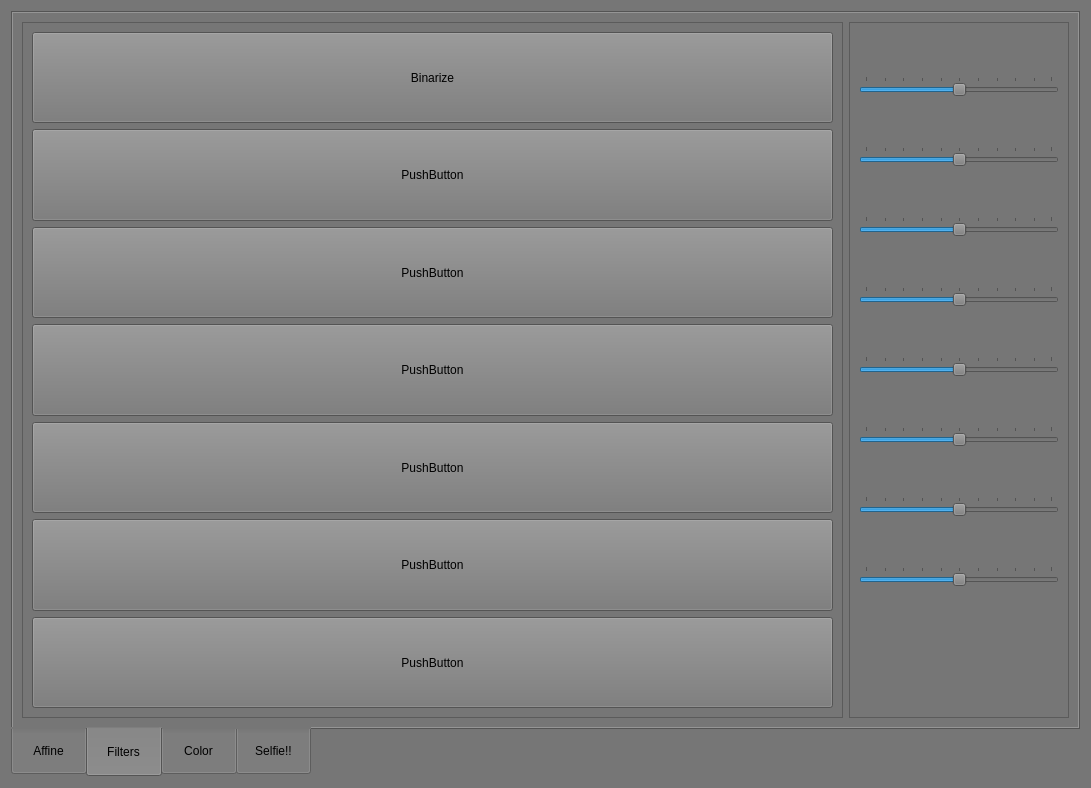
Old version of the form App/ImageRIT/panel.ui in the repository natedileas/ImageRIT.
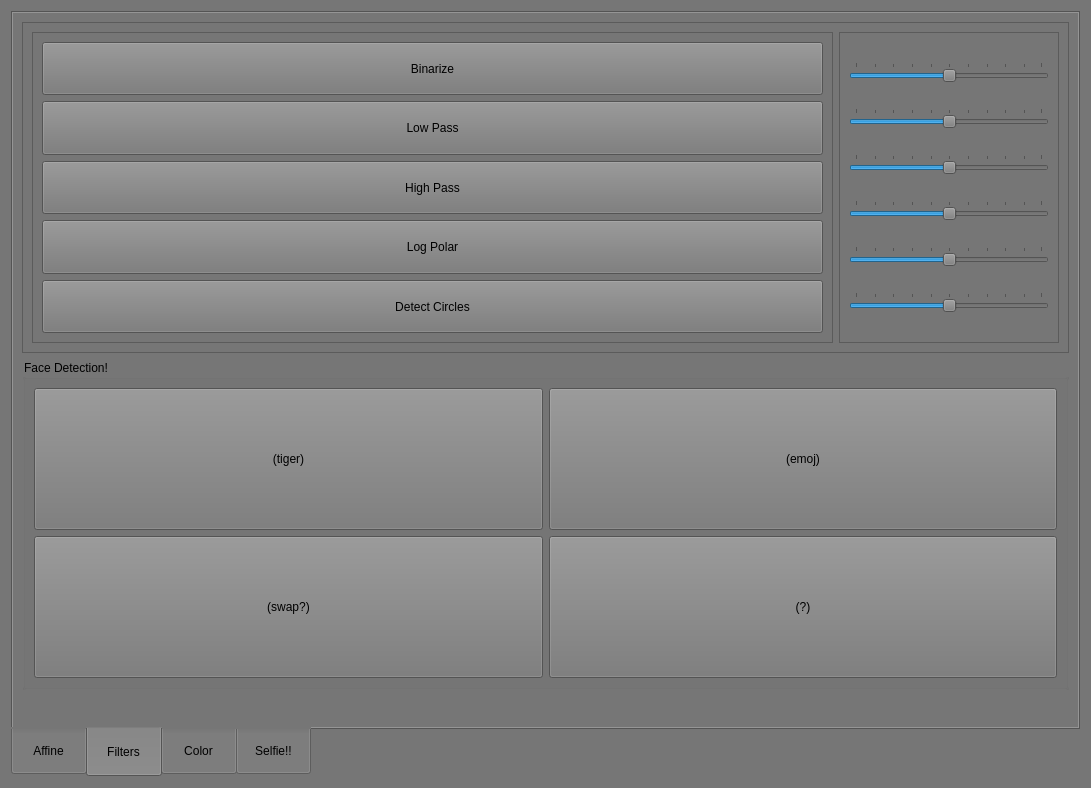
New version of the form. The open tabs and pages were chosen to show the change. Icons and pictures are not drawn.

Commit message: blocking out of filter screen buttons

Diff of the .ui file:
```diff
--- a/App/ImageRIT/panel.ui
+++ b/App/ImageRIT/panel.ui
@@ -19,8 +19,8 @@
   <property name="styleSheet">
    <string notr="true">background-color: rgb(118, 118, 118);</string>
   </property>
-  <layout class="QGridLayout" name="gridLayout_2">
-   <item row="0" column="0">
+  <layout class="QVBoxLayout" name="verticalLayout_13">
+   <item>
     <widget class="QTabWidget" name="tabWidget">
      <property name="enabled">
       <bool>true</bool>
@@ -272,8 +272,17 @@
       <attribute name="title">
        <string>Filters</string>
       </attribute>
-      <layout class="QGridLayout" name="gridLayout_9">
-       <item row="0" column="0">
+      <layout class="QVBoxLayout" name="verticalLayout_14">
+       <item>
+        <widget class="QFrame" name="frame_7">
+         <property name="frameShape">
+          <enum>QFrame::StyledPanel</enum>
+         </property>
+         <property name="frameShadow">
+          <enum>QFrame::Raised</enum>
+         </property>
+         <layout class="QHBoxLayout" name="horizontalLayout_4">
+          <item>
         <widget class="QFrame" name="frame_2">
          <property name="baseSize">
           <size>
@@ -316,7 +325,7 @@
              </sizepolicy>
             </property>
             <property name="text">
-             <string>PushButton</string>
+                <string>Low Pass</string>
             </property>
            </widget>
           </item>
@@ -329,20 +338,7 @@
              </sizepolicy>
             </property>
             <property name="text">
-             <string>PushButton</string>
-            </property>
-           </widget>
-          </item>
-          <item>
-           <widget class="QPushButton" name="pushButton_5">
-            <property name="sizePolicy">
-             <sizepolicy hsizetype="Expanding" vsizetype="Expanding">
-              <horstretch>0</horstretch>
-              <verstretch>0</verstretch>
-             </sizepolicy>
-            </property>
-            <property name="text">
-             <string>PushButton</string>
+                <string>High Pass</string>
             </property>
            </widget>
           </item>
@@ -355,12 +351,12 @@
              </sizepolicy>
             </property>
             <property name="text">
-             <string>PushButton</string>
+                <string>Log Polar</string>
             </property>
            </widget>
           </item>
           <item>
-           <widget class="QPushButton" name="pushButton_3">
+              <widget class="QPushButton" name="pushButton_5">
             <property name="sizePolicy">
              <sizepolicy hsizetype="Expanding" vsizetype="Expanding">
               <horstretch>0</horstretch>
@@ -368,27 +364,14 @@
              </sizepolicy>
             </property>
             <property name="text">
-             <string>PushButton</string>
-            </property>
-           </widget>
-          </item>
-          <item>
-           <widget class="QPushButton" name="pushButton_2">
-            <property name="sizePolicy">
-             <sizepolicy hsizetype="Expanding" vsizetype="Expanding">
-              <horstretch>0</horstretch>
-              <verstretch>0</verstretch>
-             </sizepolicy>
-            </property>
-            <property name="text">
-             <string>PushButton</string>
+                <string>Detect Circles</string>
             </property>
            </widget>
           </item>
          </layout>
         </widget>
        </item>
-       <item row="0" column="1">
+          <item>
         <widget class="QFrame" name="frame_5">
          <property name="frameShape">
           <enum>QFrame::StyledPanel</enum>
@@ -607,75 +590,74 @@
             </property>
            </widget>
           </item>
-          <item row="7" column="0">
-           <widget class="QSlider" name="horizontalSlider_8">
+            </layout>
+           </widget>
+          </item>
+         </layout>
+        </widget>
+       </item>
+       <item>
+        <widget class="QGroupBox" name="groupBox">
+         <property name="title">
+          <string>Face Detection!</string>
+         </property>
+         <layout class="QGridLayout" name="gridLayout_6">
+          <item row="0" column="0">
+           <widget class="QPushButton" name="pushButton_2">
             <property name="sizePolicy">
-             <sizepolicy hsizetype="Minimum" vsizetype="Fixed">
+             <sizepolicy hsizetype="Expanding" vsizetype="Expanding">
               <horstretch>0</horstretch>
               <verstretch>0</verstretch>
              </sizepolicy>
             </property>
-            <property name="minimumSize">
-             <size>
-              <width>200</width>
-              <height>15</height>
-             </size>
+            <property name="text">
+             <string>(tiger)</string>
             </property>
-            <property name="baseSize">
-             <size>
-              <width>0</width>
-              <height>0</height>
-             </size>
+           </widget>
+          </item>
+          <item row="0" column="1">
+           <widget class="QPushButton" name="pushButton_11">
+            <property name="sizePolicy">
+             <sizepolicy hsizetype="Expanding" vsizetype="Expanding">
+              <horstretch>0</horstretch>
+              <verstretch>0</verstretch>
+             </sizepolicy>
             </property>
-            <property name="value">
-             <number>50</number>
+            <property name="text">
+             <string>(emoj)</string>
             </property>
-            <property name="orientation">
-             <enum>Qt::Horizontal</enum>
+           </widget>
+          </item>
+          <item row="1" column="0">
+           <widget class="QPushButton" name="pushButton_3">
+            <property name="sizePolicy">
+             <sizepolicy hsizetype="Expanding" vsizetype="Expanding">
+              <horstretch>0</horstretch>
+              <verstretch>0</verstretch>
+             </sizepolicy>
             </property>
-            <property name="tickPosition">
-             <enum>QSlider::TicksAbove</enum>
+            <property name="text">
+             <string>(swap?)</string>
             </property>
-            <property name="tickInterval">
-             <number>10</number>
-            </property>
            </widget>
           </item>
-          <item row="6" column="0">
-           <widget class="QSlider" name="horizontalSlider_7">
+          <item row="1" column="1">
+           <widget class="QPushButton" name="pushButton_12">
             <property name="sizePolicy">
-             <sizepolicy hsizetype="Minimum" vsizetype="Fixed">
+             <sizepolicy hsizetype="Expanding" vsizetype="Expanding">
               <horstretch>0</horstretch>
               <verstretch>0</verstretch>
              </sizepolicy>
             </property>
-            <property name="minimumSize">
-             <size>
-              <width>200</width>
-              <height>15</height>
-             </size>
+            <property name="text">
+             <string>(?)</string>
             </property>
-            <property name="baseSize">
-             <size>
-              <width>0</width>
-              <height>0</height>
-             </size>
-            </property>
-            <property name="value">
-             <number>50</number>
-            </property>
-            <property name="orientation">
-             <enum>Qt::Horizontal</enum>
-            </property>
-            <property name="tickPosition">
-             <enum>QSlider::TicksAbove</enum>
-            </property>
-            <property name="tickInterval">
-             <number>10</number>
-            </property>
            </widget>
           </item>
-          <item row="8" column="0">
+         </layout>
+        </widget>
+       </item>
+       <item alignment="Qt::AlignRight">
            <widget class="QPushButton" name="filter_reset">
             <property name="text">
              <string/>
@@ -697,9 +679,6 @@
             <property name="flat">
              <bool>true</bool>
             </property>
-           </widget>
-          </item>
-         </layout>
         </widget>
        </item>
       </layout>
```
Left out of the diff: 70 changed lines with no effect on the pictures. Lines whose indentation alone changed are shown as unchanged.
